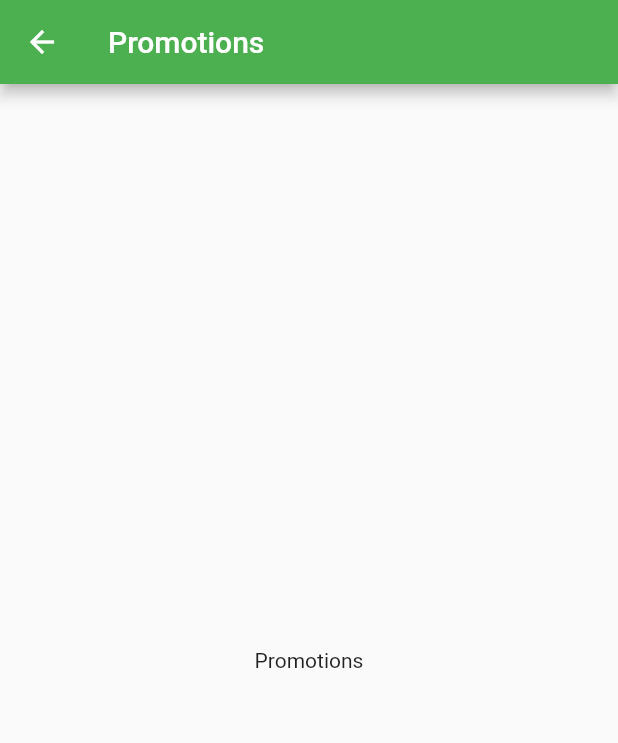
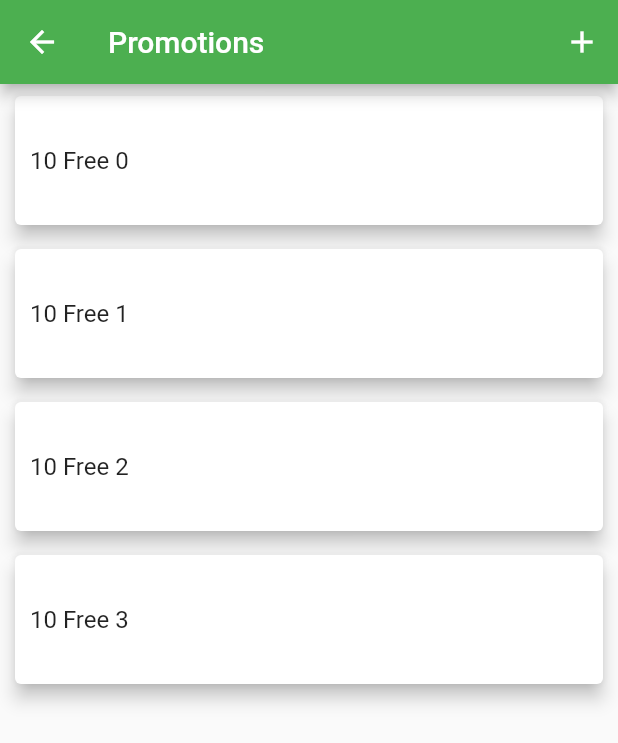
Before and after one commit to ZoNew/Flutter_CollectingPoints, a Flutter app: the PromotionScreen screen opened directly, on a phone screen of 412 x 824 dp. Shown: the top 743 px of the screen. Run offline on Flutter 3.47's test engine with Material 2 defaults, Android fonts, the phone set to English and light mode, and no system bars; our stand-ins replace fluttertoast, form_field_validator.

Commit message:
Create MemberScreen, PromotionScreen

```diff
--- a/lib/screen/login.dart
+++ b/lib/screen/login.dart
@@ -93,7 +93,7 @@ class _LoginScreenState extends State<LoginScreen> {
                   Center(
                     child: TextButton(
                       onPressed: () {
-                        Navigator.pushReplacement(
+                        Navigator.push(
                           context,
                           MaterialPageRoute(builder: (context) {
                             return RegisterScreen();
--- a/lib/screen/promotion.dart
+++ b/lib/screen/promotion.dart
@@ -1,4 +1,6 @@
 import 'package:flutter/material.dart';
+
+import 'login.dart';
 
 class PromotionScreen extends StatefulWidget {
   const PromotionScreen({Key? key}) : super(key: key);
@@ -11,11 +13,38 @@ class _PromotionScreenState extends State<PromotionScreen> {
   @override
   Widget build(BuildContext context) {
     return Scaffold(
-        appBar: AppBar(
-          title: Text("Promotions"),
-        ),
-        body: Center(
-          child: Text("Promotions"),
-        ));
+      appBar: AppBar(
+        title: Text("Promotions"),
+        actions: [
+          IconButton(
+            onPressed: _pushSaved,
+            icon: Icon(Icons.add),
+          )
+        ],
+      ),
+      body: ListView.builder(
+        itemCount: 4,
+        itemBuilder: (context, index) {
+          return Card(
+            elevation: 5,
+            margin: const EdgeInsets.symmetric(vertical: 8, horizontal: 10),
+            child: ListTile(
+              contentPadding: EdgeInsets.symmetric(vertical: 15,horizontal: 10),
+              title: Text("10 Free $index"),
+              onTap: () {
+                Navigator.push(
+                  context,
+                  MaterialPageRoute(builder: (context) {
+                    return LoginScreen();
+                  }),
+                );
+              },
+            ),
+          );
+        },
+      ),
+    );
   }
+
+  void _pushSaved() {}
 }
--- a/pubspec.yaml
+++ b/pubspec.yaml
@@ -30,6 +30,7 @@ dependencies:
   cupertino_icons: ^1.0.2
   fluttertoast: ^8.0.7
   form_field_validator: ^1.1.0
+  intl: ^0.17.0
 
 dev_dependencies:
   flutter_test:
```
Also changed, not shown: lib/screen/member.dart (+31 -5 lines), lib/screen/register.dart (+5 -4 lines), pubspec.lock.
